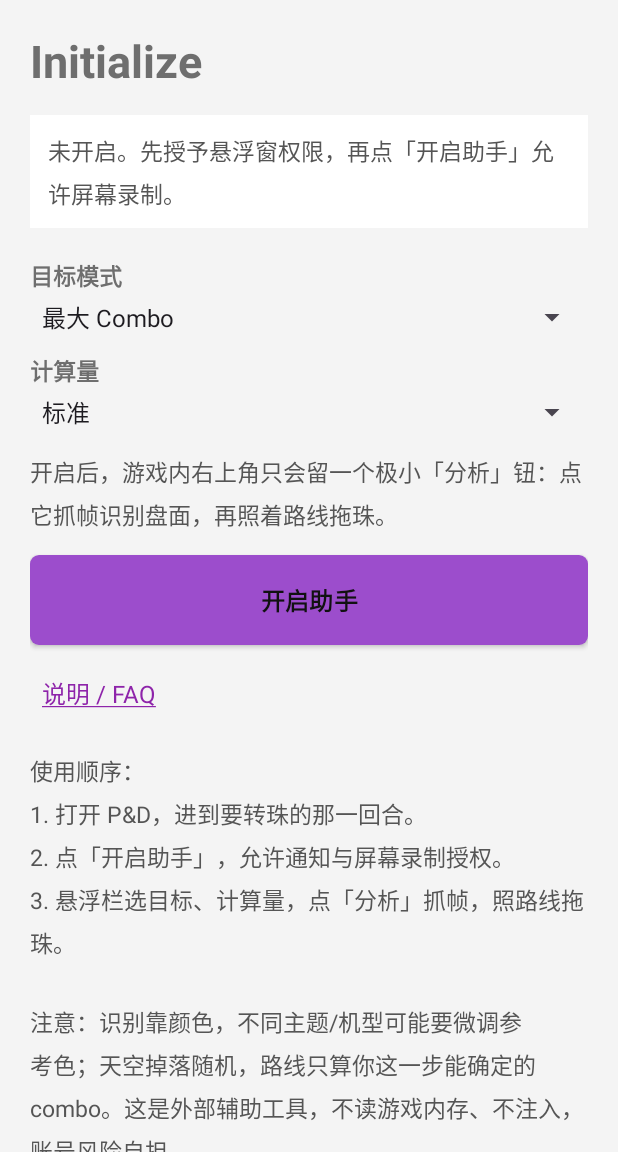
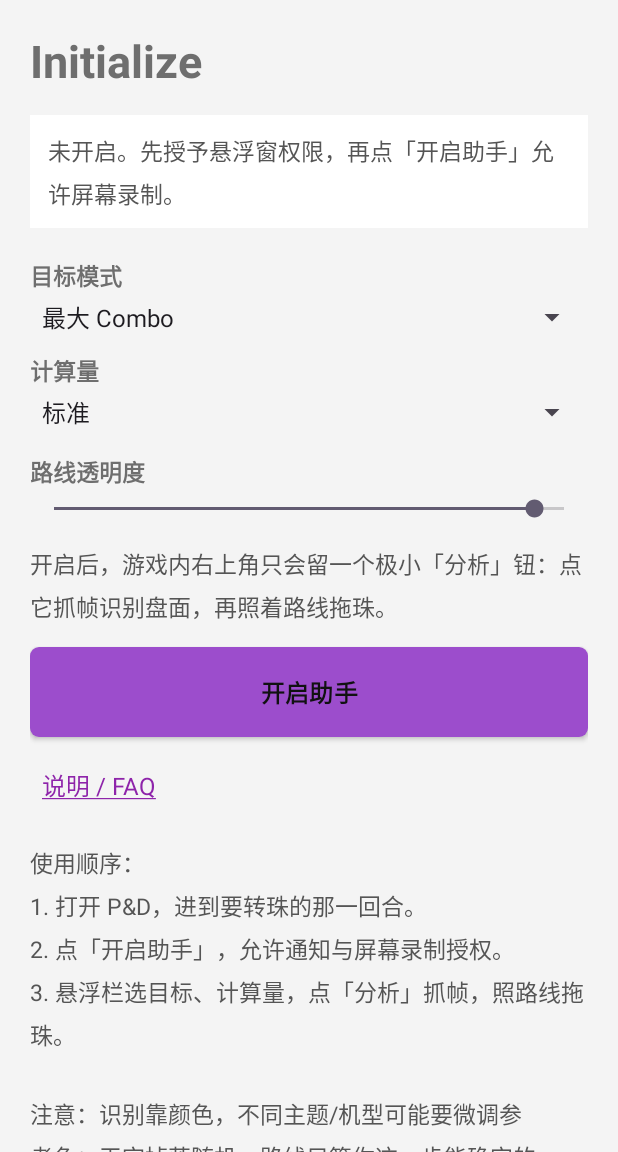
Before and after one commit to ddog7086-max/MaxCombo, an Android app: the screen it shows after launch (MainActivity), on a phone screen of 412 x 824 dp, the part 84-1236 px from its top. Run offline under Robolectric (Android 15) with nearby library versions, the phone set to English and light mode, and no system bars.

Commit message:
v2.2: opacity slider back on main screen; analyze=refresh icon, close=power icon

```diff
--- a/app/build.gradle
+++ b/app/build.gradle
@@ -11,8 +11,8 @@ android {
         applicationId 'com.example.maxcombo'
         minSdk 26
         targetSdk 34
-        versionCode 12
-        versionName '2.1'
+        versionCode 13
+        versionName '2.2'
     }
 
     // Fixed keystore committed in the repo so every CI build shares the SAME
--- a/app/src/main/java/com/example/maxcombo/MainActivity.kt
+++ b/app/src/main/java/com/example/maxcombo/MainActivity.kt
@@ -105,6 +105,19 @@ class MainActivity : AppCompatActivity(), PadService.Listener {
                 override fun onNothingSelected(parent: android.widget.AdapterView<*>?) {}
             }
 
+        // Route opacity slider: 80 (light) .. 255 (solid), persisted & live.
+        val alphaBar = findViewById<android.widget.SeekBar>(R.id.alphaBar)
+        alphaBar.progress = sp.getInt(PadService.KEY_ALPHA, 245) - 80
+        alphaBar.setOnSeekBarChangeListener(object : android.widget.SeekBar.OnSeekBarChangeListener {
+            override fun onProgressChanged(s: android.widget.SeekBar?, p: Int, fromUser: Boolean) {
+                val a = p + 80
+                sp.edit().putInt(PadService.KEY_ALPHA, a).apply()
+                PadService.instance?.applyRouteAlpha(a)
+            }
+            override fun onStartTrackingTouch(s: android.widget.SeekBar?) {}
+            override fun onStopTrackingTouch(s: android.widget.SeekBar?) {}
+        })
+
         versionName = try {
             packageManager.getPackageInfo(packageName, 0).versionName ?: ""
         } catch (e: Exception) {
--- /dev/null
+++ b/app/src/main/res/drawable/ic_power.xml
@@ -0,0 +1,10 @@
+<vector xmlns:android="http://schemas.android.com/apk/res/android"
+    android:width="24dp"
+    android:height="24dp"
+    android:viewportWidth="24"
+    android:viewportHeight="24">
+    <!-- Power / shutdown symbol -->
+    <path
+        android:fillColor="#222222"
+        android:pathData="M13,3h-2v10h2V3zM17.83,5.17l-1.42,1.42A6.92,6.92 0,0 1,19 12c0,3.87,-3.13,7,-7,7s-7,-3.13,-7,-7c0,-1.91,0.78,-3.64,2.59,-5.42L6.17,5.17A8.96,8.96 0,0 0,3,12c0,4.97,4.03,9,9,9s9,-4.03,9,-9c0,-2.74,-1.23,-5.18,-3.17,-6.83z" />
+</vector>
--- /dev/null
+++ b/app/src/main/res/drawable/ic_refresh.xml
@@ -0,0 +1,10 @@
+<vector xmlns:android="http://schemas.android.com/apk/res/android"
+    android:width="24dp"
+    android:height="24dp"
+    android:viewportWidth="24"
+    android:viewportHeight="24">
+    <!-- Refresh / re-scan circular arrow -->
+    <path
+        android:fillColor="#222222"
+        android:pathData="M17.65,6.35A8,8 0,1 0,19.73 12h-2.08a6,6 0,1 1,-1.76 -4.24L13,11h7V4z" />
+</vector>
--- a/app/src/main/res/layout/activity_main.xml
+++ b/app/src/main/res/layout/activity_main.xml
@@ -97,6 +97,22 @@
             <TextView
                 android:layout_width="wrap_content"
                 android:layout_height="wrap_content"
+                android:text="路线透明度"
+                android:textColor="@color/textTitle"
+                android:textSize="15sp"
+                android:textStyle="bold"
+                android:layout_marginBottom="4dp" />
+
+            <SeekBar
+                android:id="@+id/alphaBar"
+                android:layout_width="match_parent"
+                android:layout_height="wrap_content"
+                android:max="175"
+                android:layout_marginBottom="16dp" />
+
+            <TextView
+                android:layout_width="wrap_content"
+                android:layout_height="wrap_content"
                 android:text="开启后，游戏内右上角只会留一个极小「分析」钮：点它抓帧识别盘面，再照着路线拖珠。"
                 android:textColor="@color/textBody"
                 android:textSize="15sp"
```
Also changed, not shown: app/src/main/java/com/example/maxcombo/capture/PadService.kt (+22 -18 lines).
